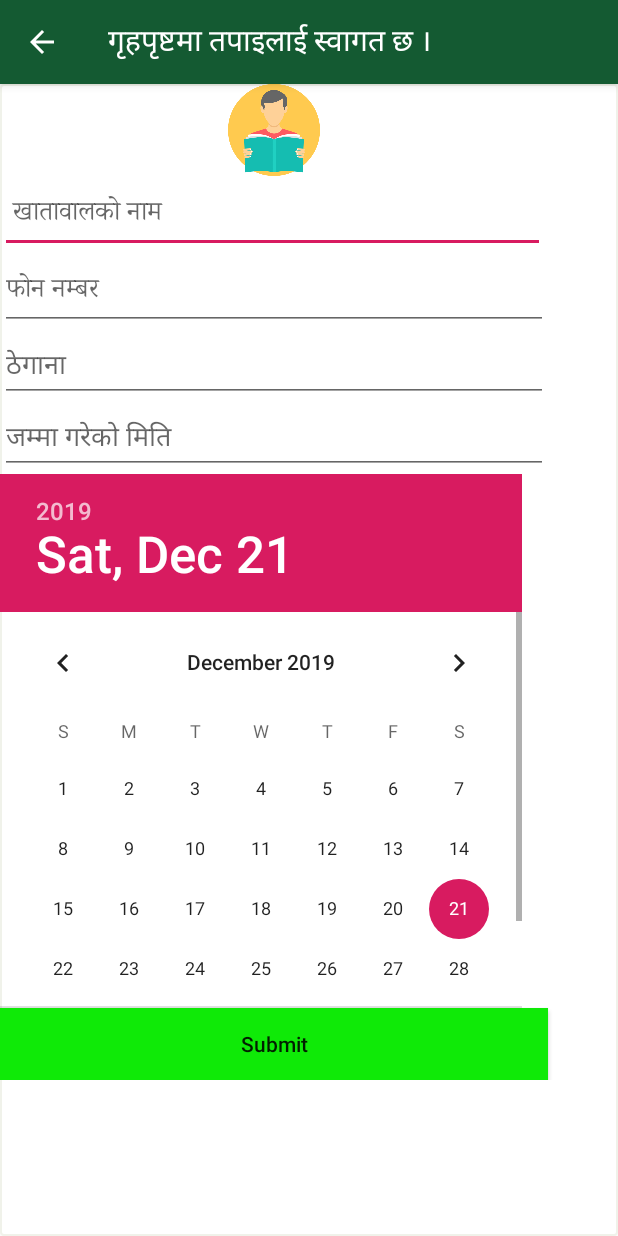
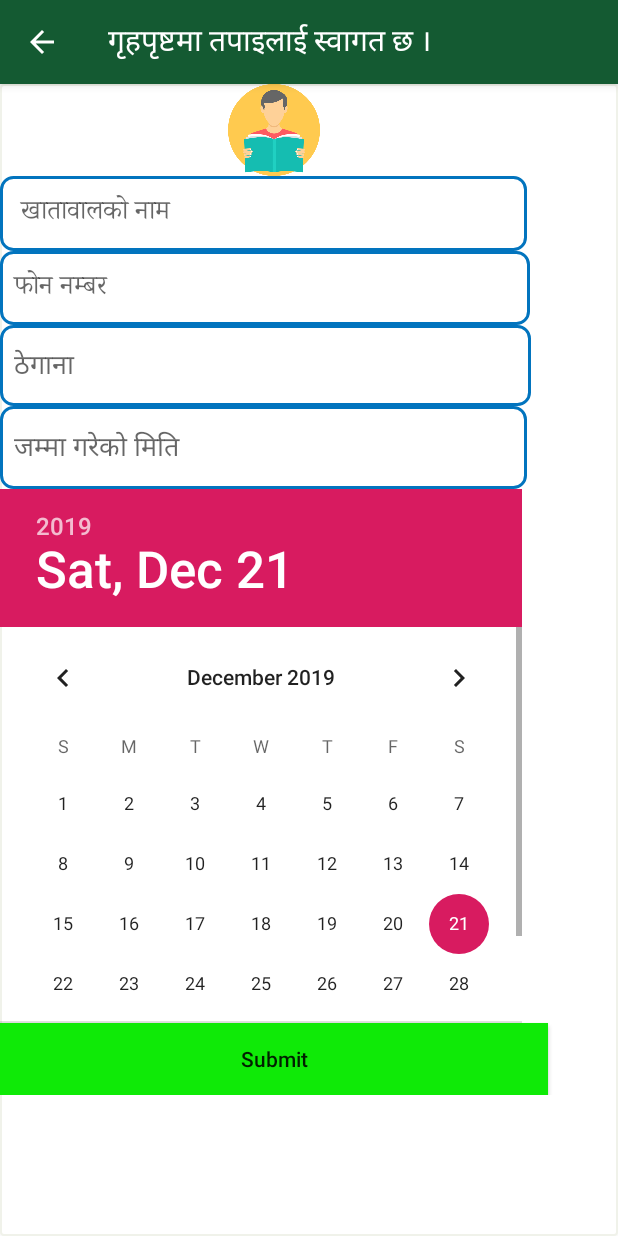
Before and after one commit to MadhavSapkota/ShahakariBook, an Android app: the CustomerDetailsUpload screen opened directly, with no data from a screen before it, on a phone screen of 412 x 824 dp. Run offline under Robolectric (Android 15) with nearby library versions, the phone set to English and light mode, and no system bars.

Commit message:
Login And CustomerDetails Changes are done

```diff
--- /dev/null
+++ b/app/src/main/res/drawable-v21/et_style.xml
@@ -0,0 +1,10 @@
+<?xml version="1.0" encoding="utf-8"?>
+<shape xmlns:android="http://schemas.android.com/apk/res/android"
+    android:shape="rectangle">
+
+    <stroke
+        android:width="2dp"
+        android:color="#0274be" />
+
+    <corners android:radius="8dp"/>
+</shape>
--- a/app/src/main/res/layout/activity_customer_details_upload.xml
+++ b/app/src/main/res/layout/activity_customer_details_upload.xml
@@ -29,12 +29,12 @@
 
             <EditText
                 android:id="@+id/editText7"
-                android:layout_width="363dp"
-                android:layout_height="wrap_content"
+                android:layout_width="351dp"
+                android:layout_height="50dp"
+                android:background="@drawable/et_style"
                 android:ems="10"
                 android:fontFamily="serif"
-                android:hint=" खातावालको नाम "
-
+                android:hint="\u0020\u0020 खातावालको नाम "
                 android:inputType="textPersonName"
                 android:textColor="@color/common_google_signin_btn_text_light_pressed"
                 android:typeface="sans"
@@ -42,30 +42,33 @@
 
             <EditText
                 android:id="@+id/editText5"
-                android:layout_width="365dp"
-                android:layout_height="wrap_content"
+                android:layout_width="353dp"
+                android:layout_height="49dp"
+                android:background="@drawable/et_style"
                 android:ems="10"
                 android:fontFamily="serif"
-                android:hint="फोन नम्बर"
+                android:hint="\u0020\u0020फोन नम्बर"
                 android:inputType="textPersonName"
                 android:typeface="sans" />
 
 
             <EditText
                 android:id="@+id/editText6"
-                android:layout_width="365dp"
-                android:layout_height="wrap_content"
+                android:layout_width="354dp"
+                android:layout_height="54dp"
+                android:background="@drawable/et_style"
                 android:ems="10"
-                android:hint="ठेगाना"
+                android:hint="\u0020\u0020ठेगाना"
                 android:inputType="textPersonName" />
 
 
             <EditText
                 android:id="@+id/editText12"
-                android:layout_width="365dp"
-                android:layout_height="wrap_content"
+                android:layout_width="351dp"
+                android:layout_height="55dp"
+                android:background="@drawable/et_style"
                 android:ems="10"
-                android:hint="जम्मा गरेको मिति"
+                android:hint="\u0020\u0020जम्मा गरेको मिति"
                 android:inputType="textPersonName" />
 
 
--- a/app/src/main/res/values/strings.xml
+++ b/app/src/main/res/values/strings.xml
@@ -1,7 +1,7 @@
 <resources>
     <string name="app_name">  बचत पासबुक</string>
-    <string name="username">खाता खोलेको नाम </string>
-    <string name="password"> पास्वोर्ड</string>
+    <string name="username"> \u0020\u0020खाता खोलेको नाम </string>
+    <string name="password">    \u0020\u0020 पास्वोर्ड</string>
     <string name="title_activity_login">लागिन विवरण </string>
     <!-- Strings related to login -->
     <string name="login">बुजाउनोस </string>
```
Also changed, not shown: app/src/main/java/com/example/madhav/shahakariapp/LoginActivity.java (+11 -11 lines), app/src/main/res/layout/activity_login.xml (+40 -24 lines), app/gradle/wrapper/gradle-wrapper.properties (added), app/src/main/res/drawable/male.png (added), app/src/main/res/drawable/persons.png (added), 4 other files.
